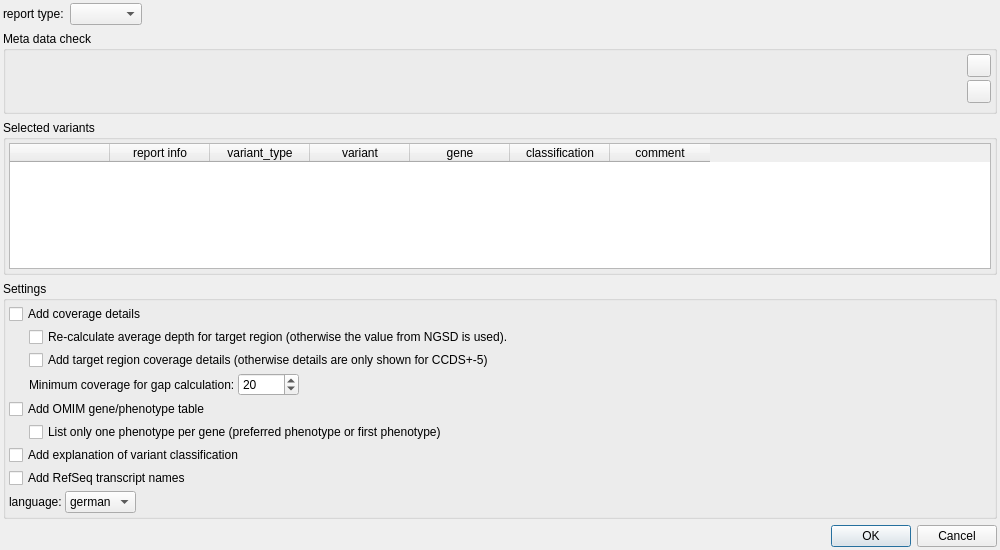
Old version of the form src/GSvar/ReportDialog.ui in the repository imgag/ngs-bits.
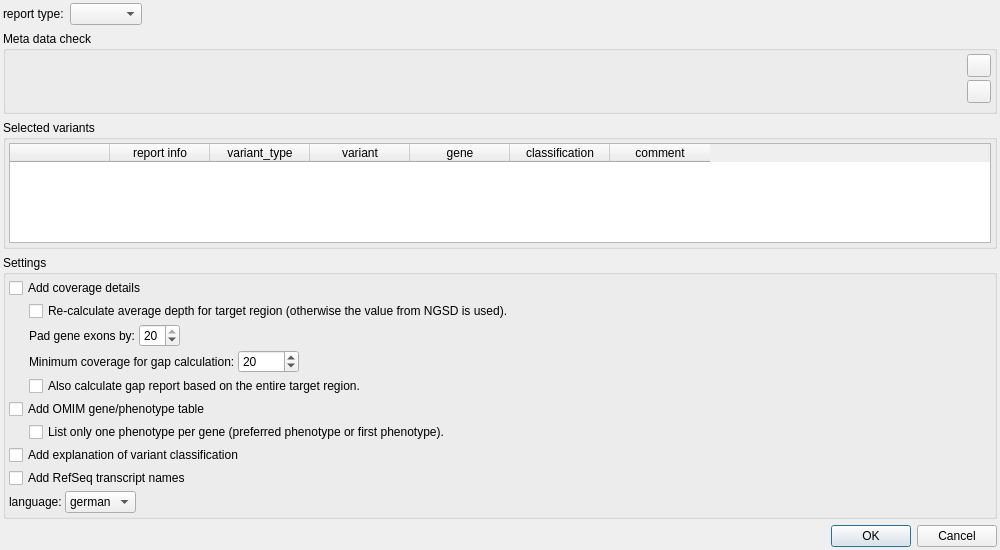
New version of the form. Icons and pictures are not drawn.

Commit message: GSvar: refactoring of gap calculation in germline report (#447)

```diff
--- a/src/GSvar/ReportDialog.ui
+++ b/src/GSvar/ReportDialog.ui
@@ -333,9 +333,9 @@
        </layout>
       </item>
       <item>
-       <layout class="QHBoxLayout" name="horizontalLayout_5">
+       <layout class="QHBoxLayout" name="horizontalLayout_9">
         <item>
-         <spacer name="horizontalSpacer_6">
+         <spacer name="horizontalSpacer_11">
           <property name="orientation">
            <enum>Qt::Horizontal</enum>
           </property>
@@ -351,21 +351,53 @@
          </spacer>
         </item>
         <item>
-         <widget class="QCheckBox" name="details_cov_roi">
+         <widget class="QLabel" name="cov_exon_padding_label">
+          <property name="toolTip">
+           <string>&lt;html&gt;&lt;head/&gt;&lt;body&gt;&lt;p&gt;Exon-based gap calculation is performed based on the CCDS transcript exons of the genes defined in the selected target region.&lt;br/&gt;&lt;br/&gt;The exons are then padded by the given number of bases.&lt;/p&gt;&lt;/body&gt;&lt;/html&gt;</string>
+          </property>
           <property name="text">
-           <string>Add target region coverage details (otherwise details are only shown for CCDS+-5)</string>
+           <string>Pad gene exons by:</string>
           </property>
          </widget>
         </item>
-       </layout>
-      </item>
-      <item>
-       <layout class="QHBoxLayout" name="horizontalLayout_3">
+        <item>
+         <widget class="QSpinBox" name="cov_exon_padding">
+          <property name="minimum">
+           <number>0</number>
+          </property>
+          <property name="maximum">
+           <number>20</number>
+          </property>
+          <property name="singleStep">
+           <number>1</number>
+          </property>
+          <property name="value">
+           <number>20</number>
+          </property>
+         </widget>
+        </item>
         <item>
          <spacer name="horizontalSpacer_2">
           <property name="orientation">
            <enum>Qt::Horizontal</enum>
           </property>
+          <property name="sizeHint" stdset="0">
+           <size>
+            <width>40</width>
+            <height>20</height>
+           </size>
+          </property>
+         </spacer>
+        </item>
+       </layout>
+      </item>
+      <item>
+       <layout class="QHBoxLayout" name="horizontalLayout_8">
+        <item>
+         <spacer name="horizontalSpacer_9">
+          <property name="orientation">
+           <enum>Qt::Horizontal</enum>
+          </property>
           <property name="sizeType">
            <enum>QSizePolicy::Fixed</enum>
           </property>
@@ -404,7 +436,7 @@
          </widget>
         </item>
         <item>
-         <spacer name="horizontalSpacer_3">
+         <spacer name="horizontalSpacer_10">
           <property name="orientation">
            <enum>Qt::Horizontal</enum>
           </property>
@@ -418,6 +450,39 @@
         </item>
        </layout>
       </item>
+      <item>
+       <layout class="QHBoxLayout" name="horizontalLayout_5">
+        <item>
+         <spacer name="horizontalSpacer_6">
+          <property name="orientation">
+           <enum>Qt::Horizontal</enum>
+          </property>
+          <property name="sizeType">
+           <enum>QSizePolicy::Fixed</enum>
+          </property>
+          <property name="sizeHint" stdset="0">
+           <size>
+            <width>20</width>
+            <height>5</height>
+           </size>
+          </property>
+         </spacer>
+        </item>
+        <item>
+         <widget class="QCheckBox" name="cov_based_on_complete_roi">
+          <property name="toolTip">
+           <string>&lt;html&gt;&lt;head/&gt;&lt;body&gt;&lt;p&gt;Generate a gap report based on the selected target region in addition to the exon-based gap report.&lt;/p&gt;&lt;p&gt;This option is usefull if the target region is based on entire gene loci only.&lt;/p&gt;&lt;/body&gt;&lt;/html&gt;</string>
+          </property>
+          <property name="text">
+           <string>Also calculate gap report based on the entire target region.</string>
+          </property>
+          <property name="checked">
+           <bool>false</bool>
+          </property>
+         </widget>
+        </item>
+       </layout>
+      </item>
       <item>
        <widget class="QCheckBox" name="omim_table">
         <property name="text">
@@ -452,7 +517,7 @@
            <string>Note: This option can be very slow for large target regions!</string>
           </property>
           <property name="text">
-           <string>List only one phenotype per gene (preferred phenotype or first phenotype)</string>
+           <string>List only one phenotype per gene (preferred phenotype or first phenotype).</string>
           </property>
           <property name="checked">
            <bool>false</bool>
```
Left out of the diff: 4 changed lines with no effect on the pictures. The commit also changes 42 other files.
